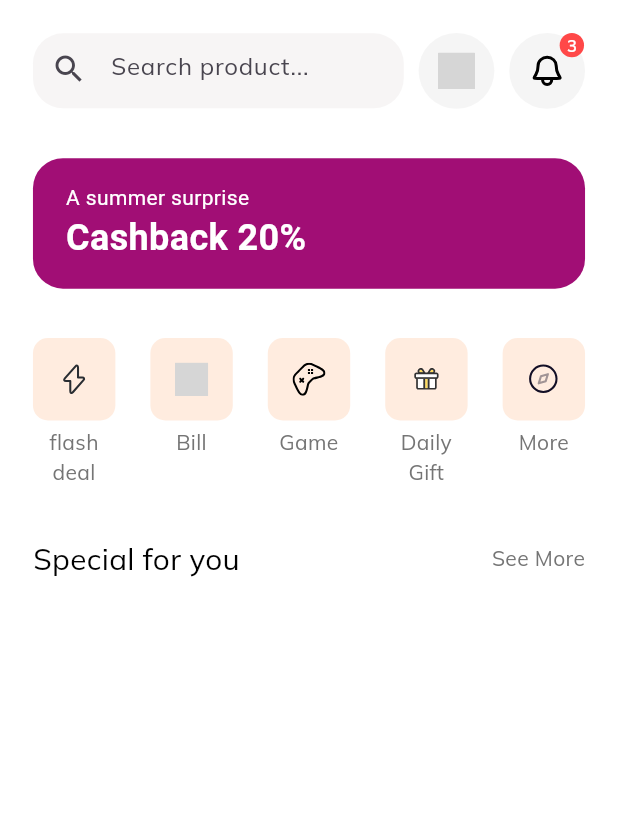
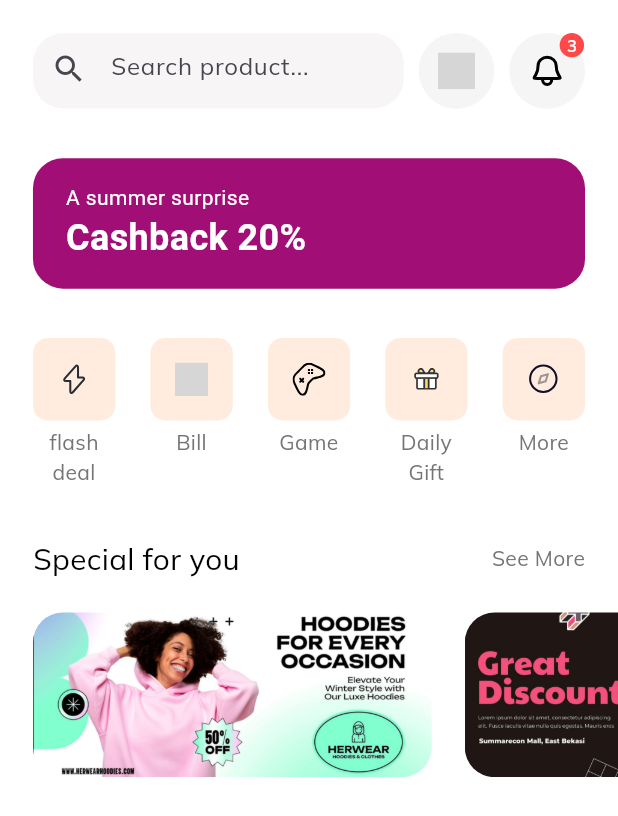
Before and after one commit to kevintomeni/shop778, a Flutter app: the HomeScreen screen opened by its route, on a phone screen of 412 x 824 dp. Shown: the top 816 px of the screen. Run offline on Flutter 3.47's test engine with Material 3 defaults, Android fonts, the light colour scheme and no system bars; our stand-ins replace flutter_svg; grey boxes are pictures that could not be loaded.

Commit message:
complet ecommerce UI flutter

```diff
--- a/lib/screens/home/components/body.dart
+++ b/lib/screens/home/components/body.dart
@@ -5,6 +5,7 @@ import 'categories.dart';
 import 'discount_banner.dart';
 import 'home_header.dart';
 import 'section_title.dart';
+import 'special_offers.dart';
 
 class Body extends StatelessWidget {
   const Body({super.key});
@@ -25,7 +26,9 @@ class Body extends StatelessWidget {
             SectionTitle(
               press: () {},
               text: "Special for you",
-            )
+            ),
+            SizedBox(height: getProportionateScreenWidth(20)),
+            SpecialOffers()
           ],
         ),
       ),
--- /dev/null
+++ b/lib/screens/home/components/special_offers.dart
@@ -0,0 +1,58 @@
+import 'package:flutter/material.dart';
+
+import '../../../size-config.dart';
+
+class SpecialOffers extends StatelessWidget {
+  const SpecialOffers({
+    super.key,
+  });
+
+  @override
+  Widget build(BuildContext context) {
+    return SingleChildScrollView(
+      scrollDirection: Axis.horizontal,
+      child: Row(
+        children: [
+          SpecialOfferCard(
+            image: "assets/images/banner5.jpg",
+            press: () {},
+          ),
+          SpecialOfferCard(
+            image: "assets/images/banner1.jpg",
+            press: () {},
+          ),
+          SizedBox(
+            width: getProportionateScreenWidth(20),
+          )
+        ],
+      ),
+    );
+  }
+}
+
+class SpecialOfferCard extends StatelessWidget {
+  const SpecialOfferCard({
+    super.key,
+    this.image,
+    required this.press,
+  });
+  final String? image;
+  final GestureTapCallback press;
+
+  @override
+  Widget build(BuildContext context) {
+    return Padding(
+      padding: EdgeInsets.only(left: getProportionateScreenWidth(20)),
+      child: SizedBox(
+          width: getProportionateScreenWidth(242),
+          height: getProportionateScreenWidth(100),
+          child: ClipRRect(
+            borderRadius: BorderRadius.circular(20),
+            child: Image.asset(
+              image!,
+              fit: BoxFit.cover,
+            ),
+          )),
+    );
+  }
+}
```
Also changed, not shown: assets/images/banner1.jpg (added), assets/images/banner2.jpg (added), assets/images/banner3.jpg (added), assets/images/banner4.jpg (added), assets/images/banner5.jpg (added).
